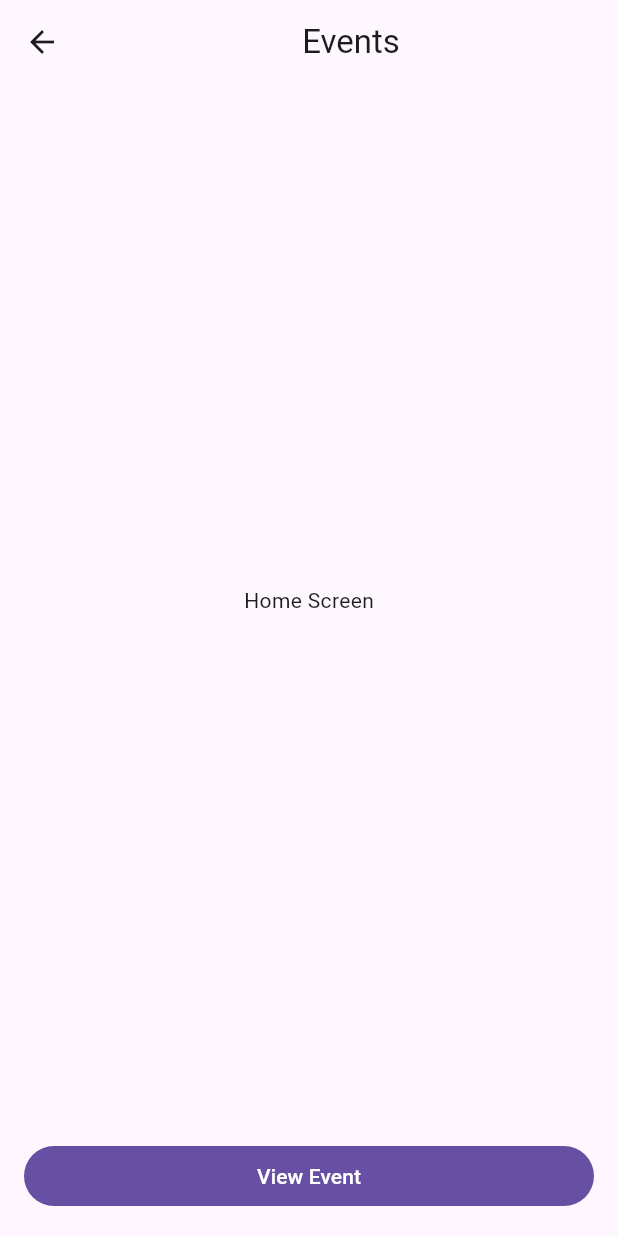
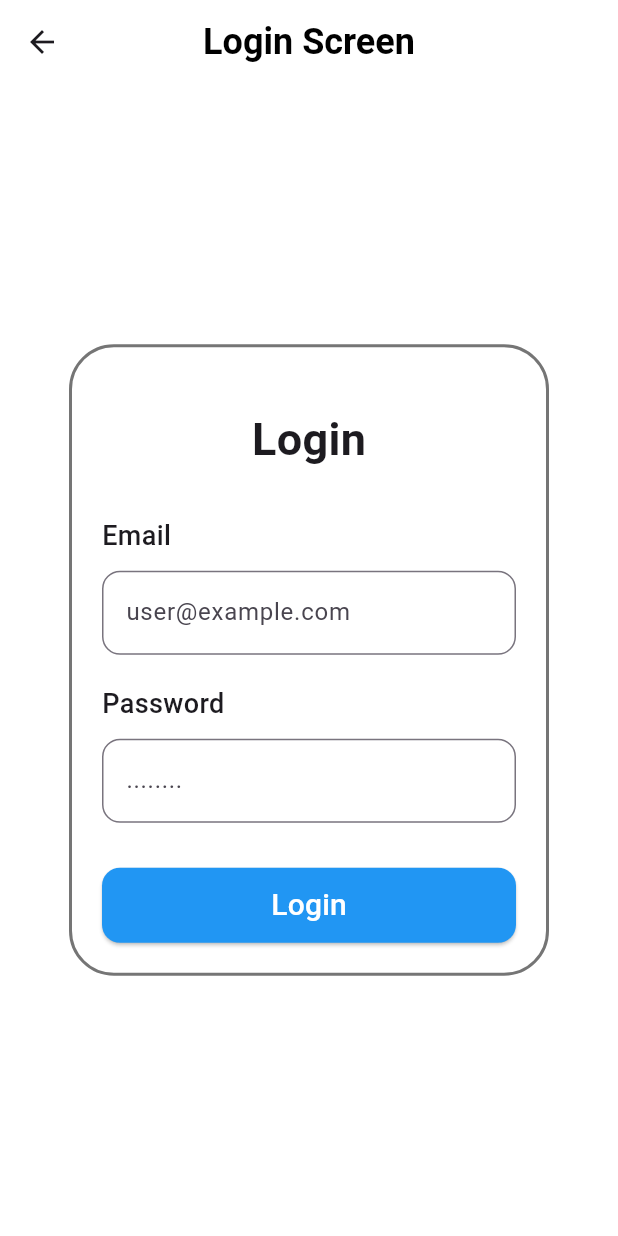
Before and after one commit to pujan89/Event-Scout-App, a Flutter app: the screen it shows after launch, after a tap on "Get Started", on a phone screen of 412 x 824 dp. Run offline on Flutter 3.47's test engine with Material 3 defaults, Android fonts, the light colour scheme and no system bars.

Commit message:
Add login screen UI

```diff
--- a/lib/screens/login_screen.dart
+++ b/lib/screens/login_screen.dart
@@ -0,0 +1,129 @@
+import 'package:flutter/material.dart';
+import 'home_screen.dart';
+
+class LoginScreen extends StatelessWidget {
+  LoginScreen({super.key});
+
+  final TextEditingController emailController = TextEditingController();
+  final TextEditingController passwordController = TextEditingController();
+
+  void loginUser(BuildContext context) {
+    Navigator.pushReplacement(
+      context,
+      MaterialPageRoute(builder: (context) => HomeScreen()),
+    );
+  }
+
+  @override
+  Widget build(BuildContext context) {
+    return Scaffold(
+      backgroundColor: Colors.white,
+      appBar: AppBar(
+        backgroundColor: Colors.white,
+        elevation: 0,
+        centerTitle: true,
+        title:  Text(
+          "Login Screen",
+          style: TextStyle(
+            color: Colors.black,
+            fontSize: 24,
+            fontWeight: FontWeight.bold,
+          ),
+        ),
+      ),
+      body: Center(
+        child: Container(
+          width: 320,
+          padding:  EdgeInsets.all(20),
+          decoration: BoxDecoration(
+            color: Colors.white,
+            border: Border.all(color: Colors.black54, width: 2),
+            borderRadius: BorderRadius.circular(30),
+          ),
+          child: Column(
+            mainAxisSize: MainAxisSize.min,
+            children: [
+               SizedBox(height: 20),
+               Text(
+                "Login",
+                style: TextStyle(
+                  fontSize: 30,
+                  fontWeight: FontWeight.bold,
+                ),
+              ),
+               SizedBox(height: 30),
+
+              Align(
+                alignment: Alignment.centerLeft,
+                child: Text(
+                  "Email",
+                  style: TextStyle(
+                    fontSize: 18,
+                    fontWeight: FontWeight.w500,
+                  ),
+                ),
+              ),
+               SizedBox(height: 10),
+              TextField(
+                controller: emailController,
+                decoration: InputDecoration(
+                  hintText: "user@example.com",
+                  border: OutlineInputBorder(
+                    borderRadius: BorderRadius.circular(12),
+                  ),
+                ),
+              ),
+
+               SizedBox(height: 20),
+
+              Align(
+                alignment: Alignment.centerLeft,
+                child: Text(
+                  "Password",
+                  style: TextStyle(
+                    fontSize: 18,
+                    fontWeight: FontWeight.w500,
+                  ),
+                ),
+              ),
+               SizedBox(height: 10),
+              TextField(
+                controller: passwordController,
+                obscureText: true, // Hidden password
+                decoration: InputDecoration(
+                  hintText: "........",
+                  border: OutlineInputBorder(
+                    borderRadius: BorderRadius.circular(12),
+                  ),
+                ),
+              ),
+
+               SizedBox(height: 30),
+
+              SizedBox(
+                width: double.infinity,
+                height: 50,
+                child: ElevatedButton(
+                  onPressed: () => loginUser(context),
+                  style: ElevatedButton.styleFrom(
+                    backgroundColor: Colors.blue,
+                    shape: RoundedRectangleBorder(
+                      borderRadius: BorderRadius.circular(12),
+                    ),
+                  ),
+                  child:  Text(
+                    "Login",
+                    style: TextStyle(
+                      fontSize: 20,
+                      color: Colors.white,
+                    ),
+                  ),
+                ),
+              ),
+            ],
+          ),
+        ),
+      ),
+    );
+  }
+}
--- a/lib/screens/splash_screen.dart
+++ b/lib/screens/splash_screen.dart
@@ -1,12 +1,12 @@
 import 'package:flutter/material.dart';
-import './home_screen.dart';
+import 'login_screen.dart';
 
 class SplashScreen extends StatelessWidget {
 
-  void goToHome(BuildContext context) {
+  void goToLogin(BuildContext context) {
     Navigator.push(
       context,
-      MaterialPageRoute(builder: (context) => HomeScreen()),
+      MaterialPageRoute(builder: (context) => LoginScreen()),
     );
   }
 
@@ -40,7 +40,7 @@ class SplashScreen extends StatelessWidget {
       bottomNavigationBar: Padding(
         padding: EdgeInsets.all(16),
         child: FilledButton(
-          onPressed: () => goToHome(context),
+          onPressed: () => goToLogin(context),
           child: Text('Get Started'),
         ),
       ),
```
